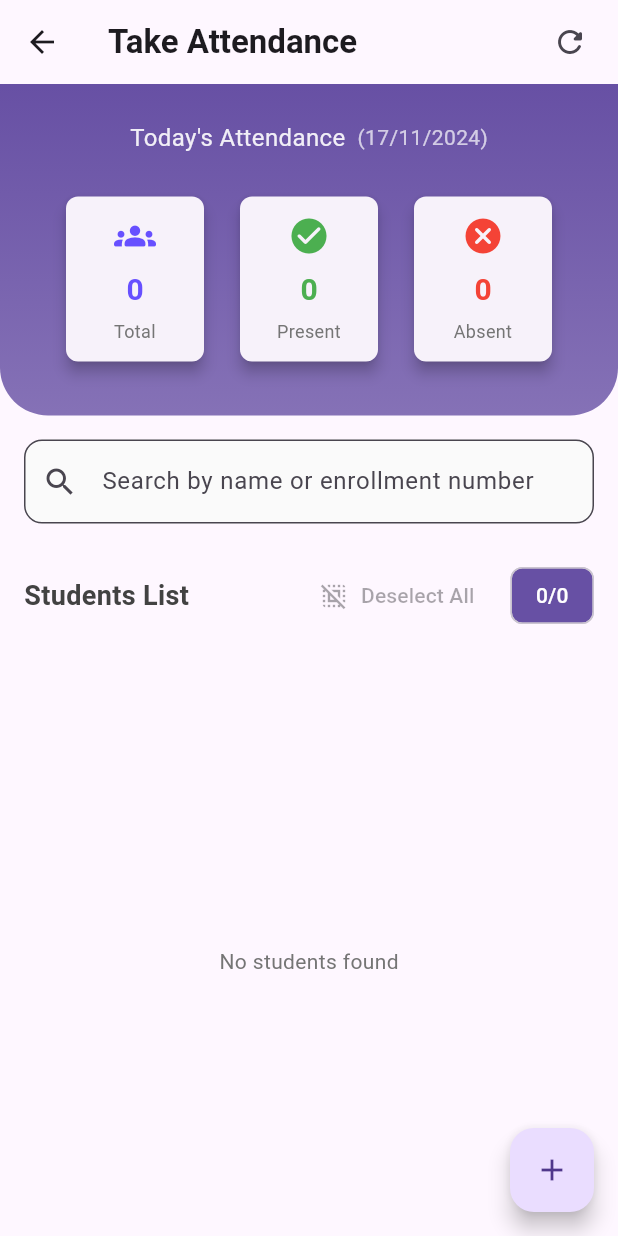
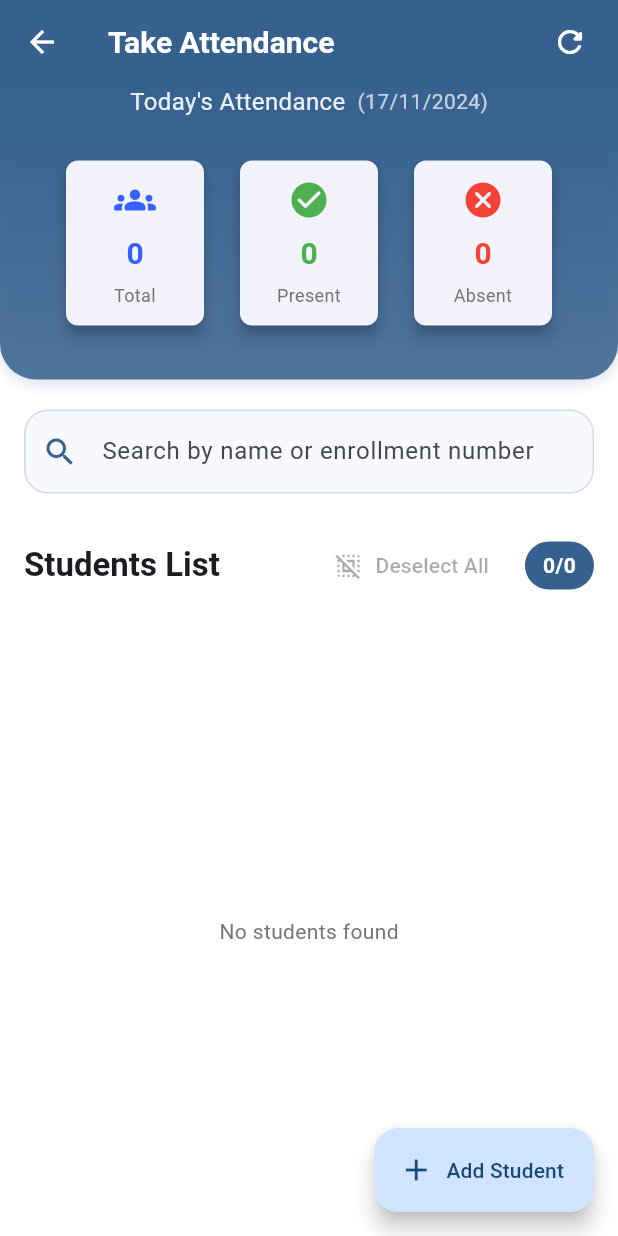
Before and after one commit to ShubhamDevPro/Smart_RollCall_Flutter, a Flutter app: the AttendanceScreen screen opened directly with empty values, on a phone screen of 412 x 824 dp. Run offline on Flutter 3.47's test engine with Material 3 defaults, Android fonts, the phone set to English and light mode, and no system bars; our stand-ins replace cloud_firestore, firebase_auth, firebase_core, share_plus, syncfusion_flutter_charts; missing offline and left inert: excel, universal_html; accounts and stored records are empty.

Commit message:
UI Changes & Fixes

```diff
--- a/lib/screens/AttendanceScreen.dart
+++ b/lib/screens/AttendanceScreen.dart
@@ -3,6 +3,7 @@ import 'package:smart_roll_call_flutter/models/student.dart';
 import 'package:smart_roll_call_flutter/services/firestore_service.dart';
 import 'package:smart_roll_call_flutter/widgets/AddStudentModal.dart';
 import 'package:smart_roll_call_flutter/screens/View-Edit History/AttendanceHistory.dart';
+import 'package:flutter/services.dart';
 
 /// AttendanceScreen is a stateful widget that manages the attendance marking interface
 /// for a specific batch of students.
@@ -39,7 +40,8 @@ class _AttendanceScreenState extends State<AttendanceScreen> {
     // Set up stream listener for student data from Firestore
     _firestoreService.getStudents(widget.batchId).listen((snapshot) {
       setState(() {
-        students = snapshot.docs.map((doc) => Student.fromFirestore(doc)).toList();
+        students =
+            snapshot.docs.map((doc) => Student.fromFirestore(doc)).toList();
         filteredStudents = students;
       });
     });
@@ -75,11 +77,13 @@ class _AttendanceScreenState extends State<AttendanceScreen> {
 
     try {
       // Prepare attendance data for storage
-      final attendanceData = students.map((student) => {
+      final attendanceData = students
+          .map((student) => {
                 'name': student.name,
                 'enrollNumber': student.enrollNumber,
                 'isPresent': student.isPresent,
-      }).toList();
+              })
+          .toList();
 
       // Save attendance data for current date
       await _firestoreService.saveAttendanceForDate(
@@ -162,39 +166,61 @@ class _AttendanceScreenState extends State<AttendanceScreen> {
   @override
   Widget build(BuildContext context) {
     final absentCount = students.length - presentCount;
+    final theme = Theme.of(context);
 
     return GestureDetector(
       onTap: () => FocusManager.instance.primaryFocus?.unfocus(),
       child: Scaffold(
         appBar: AppBar(
-          title: const Text('Take Attendance', style: TextStyle(fontWeight: FontWeight.w600)),
+          title: const Text(
+            'Take Attendance',
+            style: TextStyle(
+              fontWeight: FontWeight.w600,
+              fontSize: 20,
+              color: Colors.white,
+            ),
+          ),
           elevation: 0,
+          backgroundColor: theme.primaryColor,
           actions: [
             IconButton(
               onPressed: _clearSelection,
-              icon: const Icon(Icons.refresh_rounded),
+              icon: const Icon(
+                Icons.refresh_rounded,
+                color: Colors.white,
+              ),
               tooltip: 'Reset Attendance',
             ),
             const SizedBox(width: 8),
           ],
+          systemOverlayStyle: SystemUiOverlayStyle.light,
         ),
         body: SafeArea(
           child: SingleChildScrollView(
             child: Column(
               children: [
-                // Header section with gradient background
                 Container(
-                  padding: const EdgeInsets.fromLTRB(16, 24, 16, 32),
+                  padding: const EdgeInsets.fromLTRB(16, 0, 16, 32),
                   decoration: BoxDecoration(
                     gradient: LinearGradient(
-                      colors: [Theme.of(context).primaryColor, Theme.of(context).primaryColor.withOpacity(0.8)],
+                      colors: [
+                        theme.primaryColor,
+                        theme.primaryColor.withOpacity(0.85),
+                      ],
                       begin: Alignment.topCenter,
                       end: Alignment.bottomCenter,
                     ),
                     borderRadius: const BorderRadius.only(
-                      bottomLeft: Radius.circular(32),
-                      bottomRight: Radius.circular(32),
+                      bottomLeft: Radius.circular(24),
+                      bottomRight: Radius.circular(24),
                     ),
+                    boxShadow: [
+                      BoxShadow(
+                        color: theme.primaryColor.withOpacity(0.2),
+                        blurRadius: 8,
+                        offset: const Offset(0, 2),
+                      ),
+                    ],
                   ),
                   child: Column(
                     children: [
@@ -231,7 +257,8 @@ class _AttendanceScreenState extends State<AttendanceScreen> {
                           children: [
                             // Total students card
                             Padding(
-                              padding: const EdgeInsets.symmetric(horizontal: 8),
+                              padding:
+                                  const EdgeInsets.symmetric(horizontal: 8),
                               child: _buildStatCard(
                                 'Total',
                                 '${students.length}',
@@ -241,7 +268,8 @@ class _AttendanceScreenState extends State<AttendanceScreen> {
                             ),
                             // Present students card
                             Padding(
-                              padding: const EdgeInsets.symmetric(horizontal: 8),
+                              padding:
+                                  const EdgeInsets.symmetric(horizontal: 8),
                               child: _buildStatCard(
                                 'Present',
                                 '$presentCount',
@@ -251,7 +279,8 @@ class _AttendanceScreenState extends State<AttendanceScreen> {
                             ),
                             // Absent students card
                             Padding(
-                              padding: const EdgeInsets.symmetric(horizontal: 8),
+                              padding:
+                                  const EdgeInsets.symmetric(horizontal: 8),
                               child: _buildStatCard(
                                 'Absent',
                                 '$absentCount',
@@ -265,17 +294,18 @@ class _AttendanceScreenState extends State<AttendanceScreen> {
                     ],
                   ),
                 ),
-                // Search field
+                // Updated search field styling
                 Padding(
-                  padding: const EdgeInsets.fromLTRB(16, 16, 16, 0),
+                  padding: const EdgeInsets.fromLTRB(16, 20, 16, 0),
                   child: TextField(
                     controller: _searchController,
                     decoration: InputDecoration(
                       hintText: 'Search by name or enrollment number',
-                      prefixIcon: const Icon(Icons.search),
+                      prefixIcon: Icon(Icons.search, color: theme.primaryColor),
                       suffixIcon: _searchController.text.isNotEmpty
                           ? IconButton(
-                              icon: const Icon(Icons.clear),
+                              icon:
+                                  Icon(Icons.clear, color: theme.primaryColor),
                               onPressed: () {
                                 _searchController.clear();
                                 _filterStudents('');
@@ -283,16 +313,27 @@ class _AttendanceScreenState extends State<AttendanceScreen> {
                             )
                           : null,
                       border: OutlineInputBorder(
-                        borderRadius: BorderRadius.circular(12),
-                        borderSide: BorderSide(color: Colors.grey.shade300),
+                        borderRadius: BorderRadius.circular(16),
+                        borderSide: BorderSide(
+                            color: theme.primaryColor.withOpacity(0.2)),
+                      ),
+                      enabledBorder: OutlineInputBorder(
+                        borderRadius: BorderRadius.circular(16),
+                        borderSide: BorderSide(
+                            color: theme.primaryColor.withOpacity(0.2)),
+                      ),
+                      focusedBorder: OutlineInputBorder(
+                        borderRadius: BorderRadius.circular(16),
+                        borderSide:
+                            BorderSide(color: theme.primaryColor, width: 2),
                       ),
                       filled: true,
-                      fillColor: Colors.grey.shade50,
+                      fillColor: theme.cardColor,
                     ),
                     onChanged: _filterStudents,
                   ),
                 ),
-                // Students list header with controls
+                // Updated students list header
                 Padding(
                   padding: const EdgeInsets.fromLTRB(16, 24, 16, 8),
                   child: Row(
@@ -301,34 +342,45 @@ class _AttendanceScreenState extends State<AttendanceScreen> {
                       Expanded(
                         child: Text(
                           'Students List',
-                          style: TextStyle(
-                            fontSize: 18,
+                          style: theme.textTheme.titleLarge?.copyWith(
                             fontWeight: FontWeight.w600,
-                            color: Colors.grey[800],
-                          ),
-                          overflow: TextOverflow.ellipsis,
                           ),
                         ),
-                      // Select/Deselect all button
+                      ),
                       TextButton.icon(
                         onPressed: students.isEmpty ? null : _toggleSelectAll,
                         icon: Icon(
-                          presentCount == students.length ? Icons.deselect : Icons.select_all,
+                          presentCount == students.length
+                              ? Icons.deselect
+                              : Icons.select_all,
                           size: 20,
                         ),
                         label: Text(
-                          presentCount == students.length ? 'Deselect All' : 'Select All',
-                          style: const TextStyle(fontSize: 14),
+                          presentCount == students.length
+                              ? 'Deselect All'
+                              : 'Select All',
+                        ),
+                        style: TextButton.styleFrom(
+                          foregroundColor: theme.primaryColor,
                         ),
                       ),
                       const SizedBox(width: 8),
-                      // Attendance count chip
-                      Chip(
-                        label: Text(
+                      Container(
+                        padding: const EdgeInsets.symmetric(
+                          horizontal: 12,
+                          vertical: 6,
+                        ),
+                        decoration: BoxDecoration(
+                          color: theme.primaryColor,
+                          borderRadius: BorderRadius.circular(20),
+                        ),
+                        child: Text(
                           '$presentCount/${students.length}',
-                          style: const TextStyle(color: Colors.white),
+                          style: const TextStyle(
+                            color: Colors.white,
+                            fontWeight: FontWeight.w600,
                           ),
-                        backgroundColor: Theme.of(context).primaryColor,
+                        ),
                       ),
                     ],
                   ),
@@ -361,33 +413,32 @@ class _AttendanceScreenState extends State<AttendanceScreen> {
                     ],
                   ),
                 ),
-                // Save button
+                // Updated save button
                 SafeArea(
                   child: Padding(
                     padding: const EdgeInsets.all(16.0),
-                    child: Center(
                     child: ElevatedButton(
                       onPressed: presentCount > 0 ? _saveAttendance : null,
                       style: ElevatedButton.styleFrom(
-                          minimumSize: const Size(150, 48),
+                        minimumSize: const Size(200, 50),
                         shape: RoundedRectangleBorder(
                           borderRadius: BorderRadius.circular(16),
                         ),
+                        elevation: 2,
                       ),
                       child: Row(
                         mainAxisSize: MainAxisSize.min,
                         children: [
                           const Icon(Icons.save_rounded),
-                            const SizedBox(width: 8),
-                            const Flexible(
-                              child: Text(
+                          const SizedBox(width: 12),
+                          Text(
                             'Save Attendance',
-                                style: TextStyle(fontSize: 16, fontWeight: FontWeight.bold),
-                                overflow: TextOverflow.ellipsis,
+                            style: theme.textTheme.titleMedium?.copyWith(
+                              color: Colors.black,
+                              fontWeight: FontWeight.w600,
                             ),
                           ),
                         ],
-                        ),
                       ),
                     ),
                   ),
@@ -396,7 +447,7 @@ class _AttendanceScreenState extends State<AttendanceScreen> {
             ),
           ),
         ),
-        floatingActionButton: FloatingActionButton(
+        floatingActionButton: FloatingActionButton.extended(
           onPressed: () {
             showModalBottomSheet(
               context: context,
@@ -407,14 +458,16 @@ class _AttendanceScreenState extends State<AttendanceScreen> {
               builder: (context) => AddStudentModal(batchId: widget.batchId),
             );
           },
-          child: const Icon(Icons.add),
+          icon: const Icon(Icons.add),
+          label: const Text('Add Student'),
         ),
       ),
     );
   }
 
   /// Builds a statistics card widget with specified title, value, icon, and color
-  Widget _buildStatCard(String title, String value, IconData icon, Color color) {
+  Widget _buildStatCard(
+      String title, String value, IconData icon, Color color) {
     return SizedBox(
       width: 100,
       child: Card(
@@ -464,7 +517,8 @@ class StudentCard extends StatefulWidget {
   final Student student;
   final ValueChanged<bool> onChanged;
 
-  const StudentCard({super.key, required this.student, required this.onChanged});
+  const StudentCard(
+      {super.key, required this.student, required this.onChanged});
 
   @override
   _StudentCardState createState() => _StudentCardState();
@@ -473,6 +527,8 @@ class StudentCard extends StatefulWidget {
 class _StudentCardState extends State<StudentCard> {
   @override
   Widget build(BuildContext context) {
+    final theme = Theme.of(context);
+
     return Card(
       elevation: 2,
       margin: const EdgeInsets.symmetric(vertical: 6.0),
@@ -481,36 +537,40 @@ class _StudentCardState extends State<StudentCard> {
       ),
       child: ListTile(
         contentPadding: const EdgeInsets.symmetric(horizontal: 16, vertical: 8),
-        // Avatar showing first letter of student's name with dynamic color based on attendance
         leading: CircleAvatar(
           backgroundColor: widget.student.isPresent
-              ? Colors.green.withOpacity(0.1)
+              ? Theme.of(context).primaryColor.withOpacity(0.1)
               : Colors.grey.withOpacity(0.1),
           child: Text(
-            widget.student.name[0],  // Display first letter of student's name
+            widget.student.name[0],
             style: TextStyle(
-              color: widget.student.isPresent ? Colors.green : Colors.grey[700],
+              color: widget.student.isPresent
+                  ? Theme.of(context).primaryColor
+                  : Colors.grey[700],
               fontWeight: FontWeight.bold,
             ),
           ),
         ),
-        // Student name display
         title: Text(
           widget.student.name,
-          style: const TextStyle(fontWeight: FontWeight.w500),
+          style: Theme.of(context).textTheme.titleMedium?.copyWith(
+                fontWeight: FontWeight.w500,
               ),
-        // Enrollment number display
-        subtitle: Text('Enrollment No: ${widget.student.enrollNumber}'),
-        // Attendance checkbox with custom styling
+        ),
+        subtitle: Text(
+          'Enrollment No: ${widget.student.enrollNumber}',
+          style: Theme.of(context).textTheme.bodyMedium?.copyWith(
+                color: Colors.grey[600],
+              ),
+        ),
         trailing: Transform.scale(
-          scale: 1.2,  // Make checkbox slightly larger
+          scale: 1.2,
           child: Checkbox(
             value: widget.student.isPresent,
-            activeColor: Colors.green,
+            activeColor: Theme.of(context).primaryColor,
             shape: RoundedRectangleBorder(
               borderRadius: BorderRadius.circular(4),
             ),
-            // Update attendance status and trigger callback when checkbox is toggled
             onChanged: (bool? value) {
               setState(() {
                 widget.student.isPresent = value ?? false;
```
Also changed, not shown: lib/auth/home_page.dart (+3 -4 lines), lib/auth/login_page.dart (+42 -24 lines), lib/main.dart (+17 -1 lines), lib/screens/settings_screen.dart (+36 -2 lines). Lines whose indentation alone changed are shown as unchanged.
